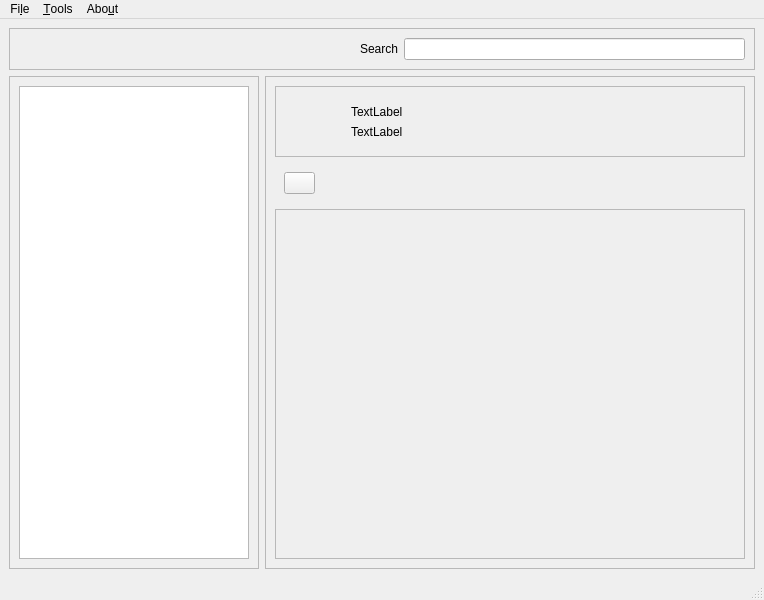
This is src/qpicasa/ui/mainwindow.ui in juliendz/imagius as Qt 5 draws it before an edit. The edited form follows.
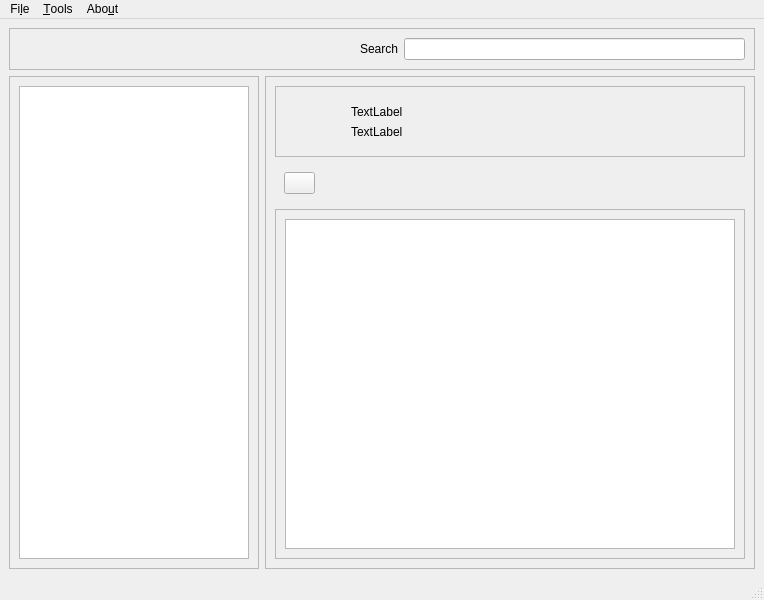
This is the edited form. Icons and pictures are not drawn.

Commit message: Use QGraphicsView for rendering thumbs

Patch:
```diff
--- a/src/qpicasa/ui/mainwindow.ui
+++ b/src/qpicasa/ui/mainwindow.ui
@@ -203,20 +203,18 @@
         </widget>
        </item>
        <item>
-        <widget class="QScrollArea" name="scrollArea">
-         <property name="widgetResizable">
-          <bool>true</bool>
+        <widget class="QFrame" name="frame_thumbs_container">
+         <property name="frameShape">
+          <enum>QFrame::StyledPanel</enum>
          </property>
-         <widget class="QWidget" name="scrollAreaWidgetContents">
-          <property name="geometry">
-           <rect>
-            <x>0</x>
-            <y>0</y>
-            <width>476</width>
-            <height>335</height>
-           </rect>
-          </property>
-         </widget>
+         <property name="frameShadow">
+          <enum>QFrame::Raised</enum>
+         </property>
+         <layout class="QGridLayout" name="gridLayout_2">
+          <item row="0" column="0">
+           <widget class="QGraphicsView" name="gfxview_thumbs"/>
+          </item>
+         </layout>
         </widget>
        </item>
       </layout>
```
The commit also changes 3 other files.
